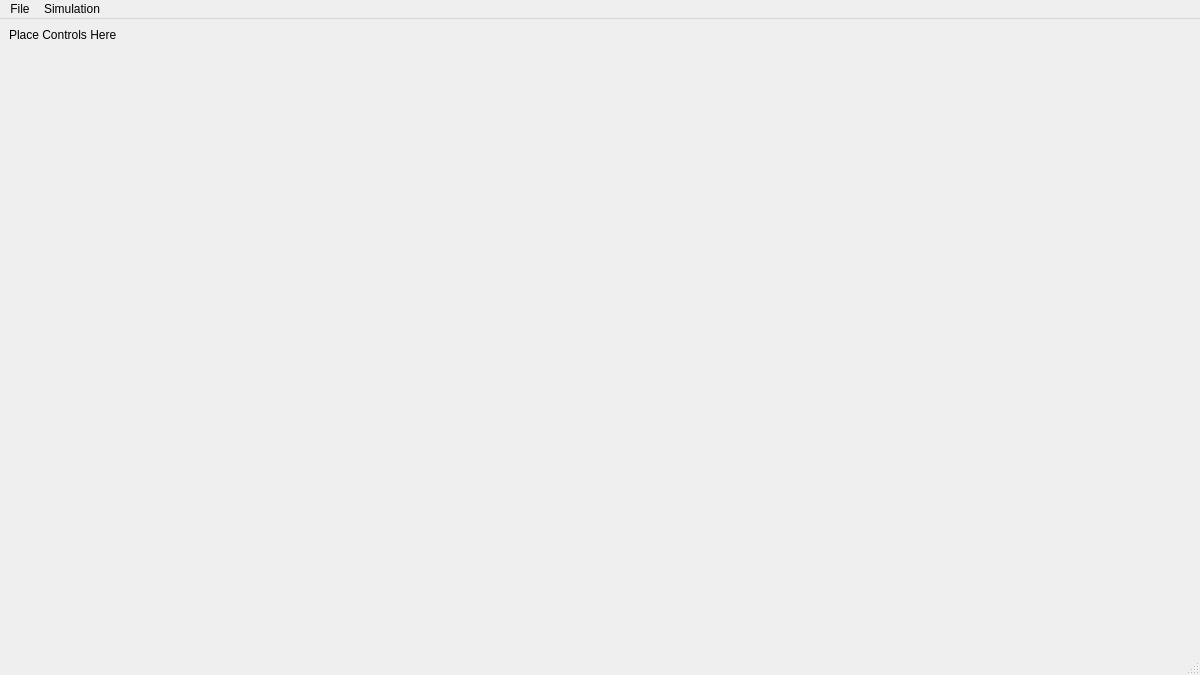
Qt form mainwindowform.ui (Lukrative525/Bounce) before a commit.
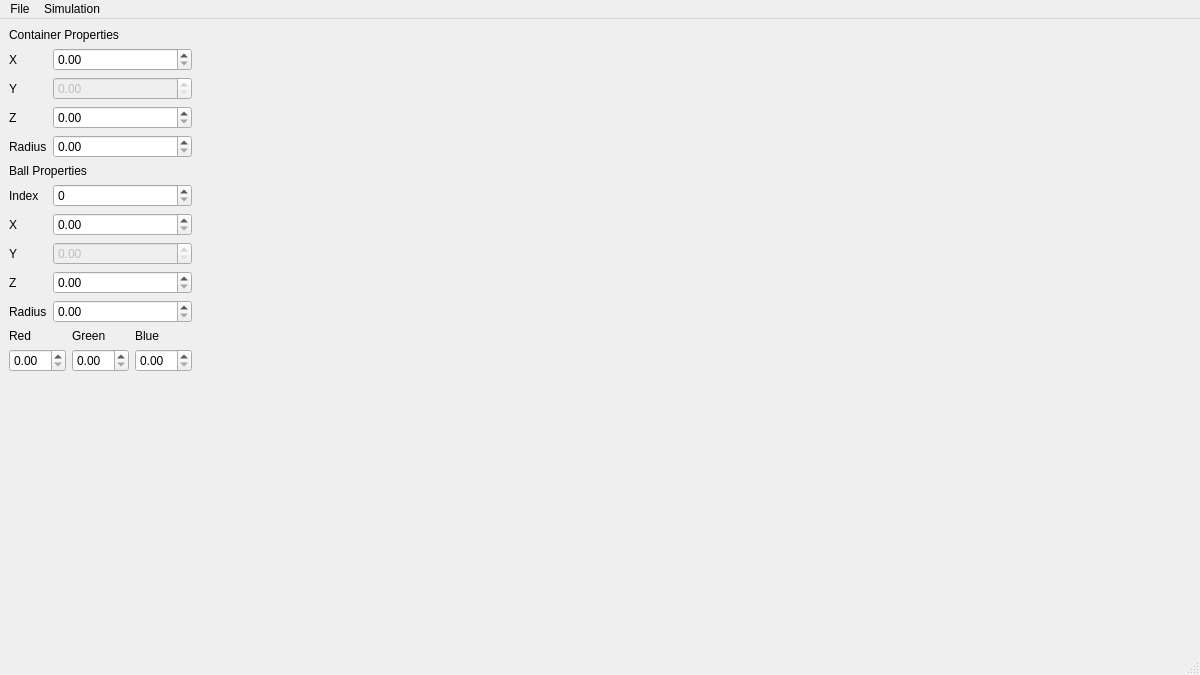
The same form after that commit. Icons and pictures are not drawn.

Commit message: add controls (not connected)

```diff
--- a/mainwindowform.ui
+++ b/mainwindowform.ui
@@ -32,10 +32,218 @@
          </sizepolicy>
         </property>
         <property name="text">
-         <string>Place Controls Here</string>
+         <string>Container Properties</string>
         </property>
        </widget>
       </item>
+      <item>
+       <layout class="QGridLayout" name="containerControls">
+        <item row="1" column="0">
+         <widget class="QLabel" name="containerYLabel">
+          <property name="sizePolicy">
+           <sizepolicy hsizetype="Maximum" vsizetype="Preferred">
+            <horstretch>0</horstretch>
+            <verstretch>0</verstretch>
+           </sizepolicy>
+          </property>
+          <property name="text">
+           <string>Y</string>
+          </property>
+         </widget>
+        </item>
+        <item row="0" column="0">
+         <widget class="QLabel" name="containerXLabel">
+          <property name="sizePolicy">
+           <sizepolicy hsizetype="Maximum" vsizetype="Preferred">
+            <horstretch>0</horstretch>
+            <verstretch>0</verstretch>
+           </sizepolicy>
+          </property>
+          <property name="text">
+           <string>X</string>
+          </property>
+         </widget>
+        </item>
+        <item row="2" column="0">
+         <widget class="QLabel" name="containerZLabel">
+          <property name="sizePolicy">
+           <sizepolicy hsizetype="Maximum" vsizetype="Preferred">
+            <horstretch>0</horstretch>
+            <verstretch>0</verstretch>
+           </sizepolicy>
+          </property>
+          <property name="text">
+           <string>Z</string>
+          </property>
+         </widget>
+        </item>
+        <item row="2" column="1">
+         <widget class="QDoubleSpinBox" name="containerZDoubleSpinBox"/>
+        </item>
+        <item row="1" column="1">
+         <widget class="QDoubleSpinBox" name="containerYDoubleSpinBox">
+          <property name="enabled">
+           <bool>false</bool>
+          </property>
+         </widget>
+        </item>
+        <item row="0" column="1">
+         <widget class="QDoubleSpinBox" name="containerXDoubleSpinBox">
+          <property name="sizePolicy">
+           <sizepolicy hsizetype="Minimum" vsizetype="Fixed">
+            <horstretch>0</horstretch>
+            <verstretch>0</verstretch>
+           </sizepolicy>
+          </property>
+         </widget>
+        </item>
+        <item row="3" column="0">
+         <widget class="QLabel" name="containerRadiusLabel">
+          <property name="sizePolicy">
+           <sizepolicy hsizetype="Maximum" vsizetype="Preferred">
+            <horstretch>0</horstretch>
+            <verstretch>0</verstretch>
+           </sizepolicy>
+          </property>
+          <property name="text">
+           <string>Radius</string>
+          </property>
+         </widget>
+        </item>
+        <item row="3" column="1">
+         <widget class="QDoubleSpinBox" name="radiusDoubleSpinBox"/>
+        </item>
+       </layout>
+      </item>
+      <item>
+       <widget class="QLabel" name="ballPropertiesLabel">
+        <property name="text">
+         <string>Ball Properties</string>
+        </property>
+       </widget>
+      </item>
+      <item>
+       <layout class="QGridLayout" name="ballPropertiesLayout">
+        <item row="3" column="1">
+         <widget class="QDoubleSpinBox" name="doubleSpinBox_4"/>
+        </item>
+        <item row="0" column="0">
+         <widget class="QLabel" name="ballIndexLabel">
+          <property name="sizePolicy">
+           <sizepolicy hsizetype="Maximum" vsizetype="Preferred">
+            <horstretch>0</horstretch>
+            <verstretch>0</verstretch>
+           </sizepolicy>
+          </property>
+          <property name="text">
+           <string>Index</string>
+          </property>
+         </widget>
+        </item>
+        <item row="2" column="1">
+         <widget class="QDoubleSpinBox" name="doubleSpinBox_3">
+          <property name="enabled">
+           <bool>false</bool>
+          </property>
+         </widget>
+        </item>
+        <item row="3" column="0">
+         <widget class="QLabel" name="ballZLabel">
+          <property name="sizePolicy">
+           <sizepolicy hsizetype="Maximum" vsizetype="Preferred">
+            <horstretch>0</horstretch>
+            <verstretch>0</verstretch>
+           </sizepolicy>
+          </property>
+          <property name="text">
+           <string>Z</string>
+          </property>
+         </widget>
+        </item>
+        <item row="1" column="0">
+         <widget class="QLabel" name="ballXLabel">
+          <property name="sizePolicy">
+           <sizepolicy hsizetype="Maximum" vsizetype="Preferred">
+            <horstretch>0</horstretch>
+            <verstretch>0</verstretch>
+           </sizepolicy>
+          </property>
+          <property name="text">
+           <string>X</string>
+          </property>
+         </widget>
+        </item>
+        <item row="1" column="1">
+         <widget class="QDoubleSpinBox" name="doubleSpinBox_2"/>
+        </item>
+        <item row="2" column="0">
+         <widget class="QLabel" name="ballYLabel">
+          <property name="sizePolicy">
+           <sizepolicy hsizetype="Maximum" vsizetype="Preferred">
+            <horstretch>0</horstretch>
+            <verstretch>0</verstretch>
+           </sizepolicy>
+          </property>
+          <property name="text">
+           <string>Y</string>
+          </property>
+         </widget>
+        </item>
+        <item row="0" column="1">
+         <widget class="QSpinBox" name="indexSpinBox"/>
+        </item>
+        <item row="4" column="1">
+         <widget class="QDoubleSpinBox" name="doubleSpinBox_5"/>
+        </item>
+        <item row="4" column="0">
+         <widget class="QLabel" name="ballRadiusLabel">
+          <property name="sizePolicy">
+           <sizepolicy hsizetype="Maximum" vsizetype="Preferred">
+            <horstretch>0</horstretch>
+            <verstretch>0</verstretch>
+           </sizepolicy>
+          </property>
+          <property name="text">
+           <string>Radius</string>
+          </property>
+         </widget>
+        </item>
+       </layout>
+      </item>
+      <item>
+       <layout class="QGridLayout" name="ballColorLayout">
+        <item row="0" column="1">
+         <widget class="QLabel" name="greenLabel">
+          <property name="text">
+           <string>Green</string>
+          </property>
+         </widget>
+        </item>
+        <item row="0" column="0">
+         <widget class="QLabel" name="redLabel">
+          <property name="text">
+           <string>Red</string>
+          </property>
+         </widget>
+        </item>
+        <item row="0" column="2">
+         <widget class="QLabel" name="blueLabel">
+          <property name="text">
+           <string>Blue</string>
+          </property>
+         </widget>
+        </item>
+        <item row="1" column="0">
+         <widget class="QDoubleSpinBox" name="redDoubleSpinBox"/>
+        </item>
+        <item row="1" column="1">
+         <widget class="QDoubleSpinBox" name="greenDoubleSpinBox"/>
+        </item>
+        <item row="1" column="2">
+         <widget class="QDoubleSpinBox" name="blueDoubleSpinBox"/>
+        </item>
+       </layout>
+      </item>
       <item>
        <spacer name="verticalSpacer">
         <property name="orientation">
```
Left out of the diff: 2 changed lines with no effect on the pictures.
